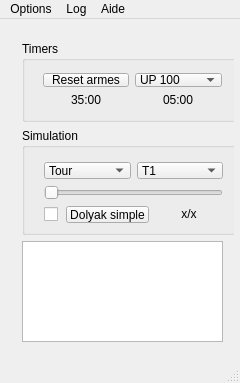
This is mainwindow.ui in ZeZerT/Scout as Qt 5 draws it before an edit. The edited form follows.
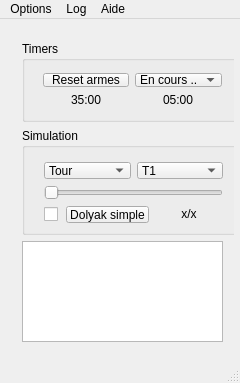
This is the edited form.

What changed in the file:
```diff
--- a/mainwindow.ui
+++ b/mainwindow.ui
@@ -73,6 +73,11 @@
            </item>
            <item>
             <widget class="QComboBox" name="comboBox">
+             <item>
+              <property name="text">
+               <string>En cours ..</string>
+              </property>
+             </item>
              <item>
               <property name="text">
                <string>UP 100</string>
```
